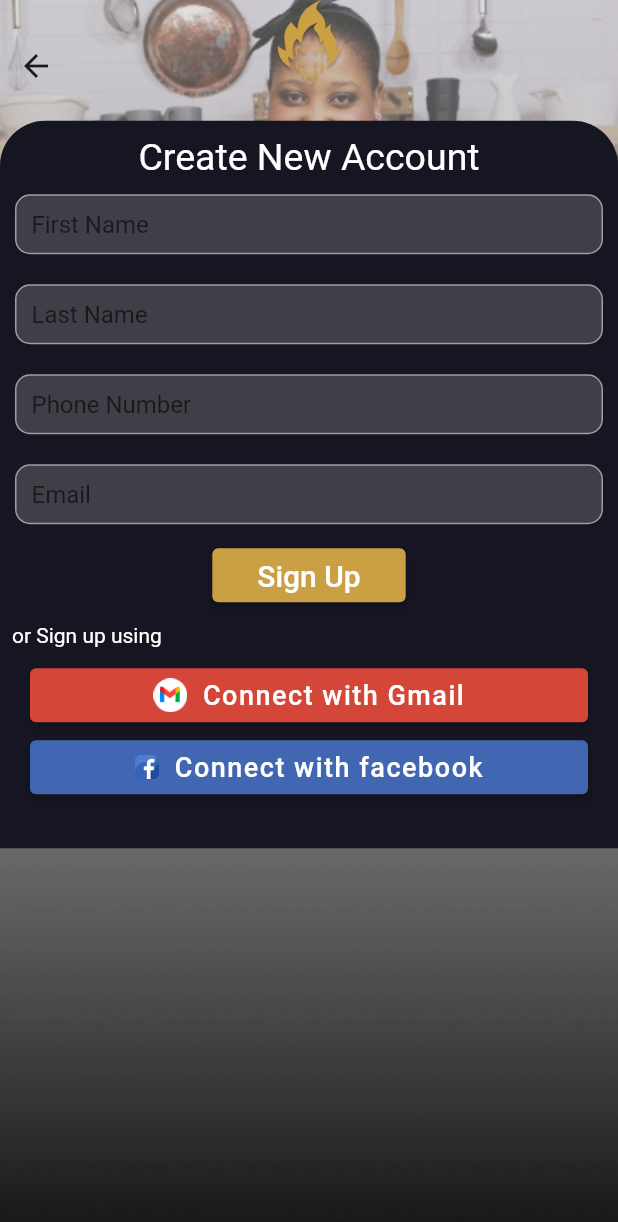
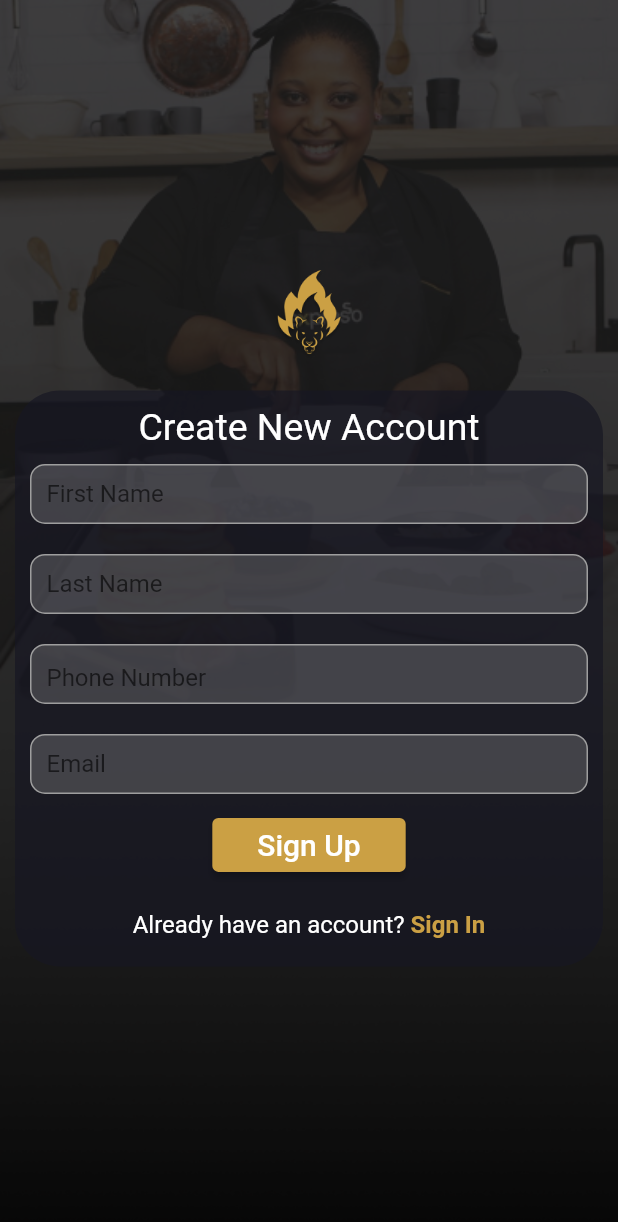
Before and after one commit to morganbr12/inferno-_app, a Flutter app: the SignUpScreen screen opened directly, on a phone screen of 412 x 824 dp. Shown: the top 1222 px of the screen. Run offline on Flutter 3.47's test engine with Material 2 defaults, Android fonts, the phone set to English and light mode, and no system bars; our stand-ins replace cloud_firestore, firebase_core, flutter_screenutil, google_maps_flutter; accounts and stored records are empty; Roboto replaces fonts that are missing (Poppins).

Commit message:
check for this new changes

```diff
--- a/lib/Widget/sign_up.dart
+++ b/lib/Widget/sign_up.dart
@@ -21,6 +21,10 @@ class _SignUpPageState extends State<SignUpPage> {
     Navigator.of(context).pushNamed('/verifysignup');
   }
 
+  void toLoginPage(BuildContext ctx) {
+    Navigator.of(ctx).pushNamedAndRemoveUntil('/login', (route) => false);
+  }
+
   @override
   Widget build(BuildContext context) {
     // Create a CollectionReference called users that references the firestore collection
@@ -34,12 +38,13 @@ class _SignUpPageState extends State<SignUpPage> {
             'firstName': firstNameController.text, // John Doe
             'lastName': secondNameController.text, // Stokes and Sons
             'phoneNumber': phoneNumberController.text,
-            'email': emailController.text// 42
+            'email': emailController.text // 42
           })
-          .then((value) => Navigator.of(context).pushNamedAndRemoveUntil(
+          .then(
+            (value) => Navigator.of(context).pushNamedAndRemoveUntil(
               '/verifysignup',
-            (route) => false, arguments:
-          phoneNumberController.text as TextEditingController,
+              (route) => false,
+              arguments: phoneNumberController.text,
             ),
           )
           .catchError((error) => print("Failed to add user: $error"));
@@ -47,8 +52,9 @@ class _SignUpPageState extends State<SignUpPage> {
 
     final GlobalKey _keyForm = GlobalKey();
     return SingleChildScrollView(
+      child: Center(
         child: Column(
-        mainAxisAlignment: MainAxisAlignment.end,
+          mainAxisAlignment: MainAxisAlignment.center,
           crossAxisAlignment: CrossAxisAlignment.center,
           children: [
             Image.asset(
@@ -60,12 +66,14 @@ class _SignUpPageState extends State<SignUpPage> {
             ),
             Container(
                 // height: MediaQuery.of(context).size.height,
-              width: MediaQuery.of(context).size.width,
+                width: MediaQuery.of(context).size.width - 20,
                 decoration: const BoxDecoration(
-                  color: Color.fromRGBO(22, 22, 34, 1),
+                    color: Color.fromRGBO(22, 22, 34, 0.7),
                     borderRadius: BorderRadius.only(
                       topRight: Radius.circular(30),
                       topLeft: Radius.circular(30),
+                      bottomRight: Radius.circular(30),
+                      bottomLeft: Radius.circular(30),
                     )),
                 child: Column(children: [
                   const SizedBox(
@@ -100,7 +108,8 @@ class _SignUpPageState extends State<SignUpPage> {
                               hintText: 'First Name',
                               enabledBorder: InputBorder.none,
                               focusedBorder: InputBorder.none,
-                            contentPadding: EdgeInsets.fromLTRB(10, 0, 10, 10),
+                              contentPadding:
+                                  EdgeInsets.fromLTRB(10, 0, 10, 10),
                             ),
                           ),
                         ),
@@ -125,7 +134,8 @@ class _SignUpPageState extends State<SignUpPage> {
                               hintText: 'Last Name',
                               enabledBorder: InputBorder.none,
                               focusedBorder: InputBorder.none,
-                            contentPadding: EdgeInsets.fromLTRB(10, 0, 10, 10),
+                              contentPadding:
+                                  EdgeInsets.fromLTRB(10, 0, 10, 10),
                             ),
                           ),
                         ),
@@ -147,9 +157,21 @@ class _SignUpPageState extends State<SignUpPage> {
                             controller: phoneNumberController,
                             decoration: const InputDecoration(
                               hintText: 'Phone Number',
+
+                              // prefixIcon: Padding(
+                              //   padding: EdgeInsets.symmetric(vertical: 9.0),
+                              //   child: Text('  (+233) ',
+                              //     style: TextStyle(
+                              //     color: Colors.white,
+                              //       fontSize: 15,
+                              //   ),
+                              //   ),
+                              // ),
                               enabledBorder: InputBorder.none,
                               focusedBorder: InputBorder.none,
-                            contentPadding: EdgeInsets.fromLTRB(10, 0, 10, 10),
+
+                              contentPadding:
+                                  EdgeInsets.only(left: 10, bottom: 5.0),
                             ),
                           ),
                         ),
@@ -174,7 +196,8 @@ class _SignUpPageState extends State<SignUpPage> {
                               hintText: 'Email',
                               enabledBorder: InputBorder.none,
                               focusedBorder: InputBorder.none,
-                            contentPadding: EdgeInsets.fromLTRB(10, 0, 10, 10),
+                              contentPadding:
+                                  EdgeInsets.fromLTRB(10, 0, 10, 10),
                             ),
                           ),
                         ),
@@ -202,77 +225,40 @@ class _SignUpPageState extends State<SignUpPage> {
                     ),
                   ),
                   const SizedBox(
-                  height: 0,
+                    height: 20,
                   ),
+
                   Row(
+                    mainAxisAlignment: MainAxisAlignment.center,
                     children: [
-                    Padding(
-                      padding: const EdgeInsets.all(8.0),
-                      child: Text(
-                        'or Sign up using',
+                      Text(
+                        'Already have an account? ',
                         style: TextStyle(
                             color: Theme.of(context).accentColor,
+                            fontSize: 16,
+                            fontFamily: 'Poppins'),
                       ),
+                      InkWell(
+                        onTap: () => toLoginPage(context),
+                        child: Text(
+                          'Sign In',
+                          style: TextStyle(
+                              color: Theme.of(context).primaryColor,
+                              fontSize: 16,
+                              fontFamily: 'Poppins',
+                              fontWeight: FontWeight.bold),
                         ),
-                    )
-                  ],
-                ),
-                Container(
-                  margin: const EdgeInsets.only(left: 20, right: 20),
-                  child: ElevatedButton(
-                    onPressed: () {},
-                    style: ButtonStyle(
-                        backgroundColor: MaterialStateProperty.all(
-                            const Color.fromRGBO(212, 70, 56, 1))),
-                    child: Row(
-                      mainAxisAlignment: MainAxisAlignment.center,
-                      children: [
-                        Image.asset(
-                          'assets/images/icons/gmail.png',
-                          scale: 1.6,
-                        ),
-                        const SizedBox(
-                          width: 10,
-                        ),
-                        const Text(
-                          'Connect with Gmail',
-                          style: TextStyle(fontSize: 18, letterSpacing: 1),
                       ),
                     ],
                   ),
-                  ),
-                ),
-                Container(
-                  margin: const EdgeInsets.only(left: 20, right: 20),
-                  child: ElevatedButton(
-                    onPressed: () {},
-                    style: ButtonStyle(
-                        backgroundColor: MaterialStateProperty.all(
-                            const Color.fromRGBO(66, 103, 178, 1))),
-                    child: Row(
-                      mainAxisAlignment: MainAxisAlignment.center,
-                      children: [
-                        Image.asset(
-                          'assets/images/icons/facebook.png',
-                          scale: 1.6,
-                        ),
+
                   const SizedBox(
-                          width: 10,
-                        ),
-                        const Text(
-                          'Connect with facebook',
-                          style: TextStyle(fontSize: 18, letterSpacing: 1),
-                        ),
-                      ],
-                    ),
-                  ),
-                ),
-                const SizedBox(
-                  height: 30,
+                    height: 18,
                   ),
                 ])),
           ],
         ),
+      ),
     );
   }
 }
--- a/lib/screens/signup_screen.dart
+++ b/lib/screens/signup_screen.dart
@@ -13,8 +13,13 @@ class SignUpScreen extends StatelessWidget {
 
   @override
   Widget build(BuildContext context) {
+    final height = MediaQuery.of(context).size.height;
+
+    final width = MediaQuery.of(context).size.width;
+
     return Scaffold(
       body: Stack(
+        alignment: AlignmentDirectional.center,
       children: [
         Image.asset(
         'assets/images/background/Component.png',
@@ -22,15 +27,12 @@ class SignUpScreen extends StatelessWidget {
           fit: BoxFit.cover,
         ),
         Container(
-          padding: const EdgeInsets.only(top: 20),
-          child: IconButton(
-            onPressed: () {
-              Navigator.of(context).pop();
-            },
-            icon: const Icon(Icons.arrow_back),
+          width: width,
+          height: height,
+          decoration: BoxDecoration(
+            color: Colors.black.withOpacity(0.7),
           ),
         ),
-        // SignUpPage(),
         SignUpPage()
       ],
         ),
```
Lines whose indentation alone changed are shown as unchanged.
